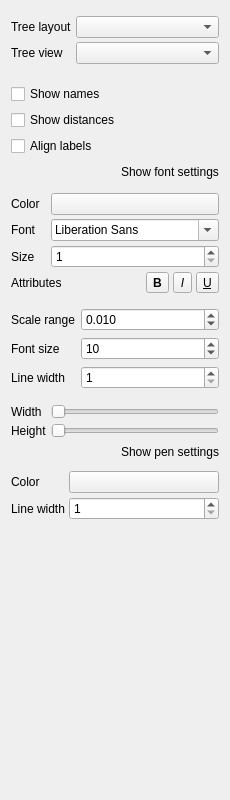
Before: the Qt Designer form src/corelibs/U2View/src/ov_msa/ui/TreeOptionsWidget.ui in violethaze74/ugene, drawn with Qt 5.
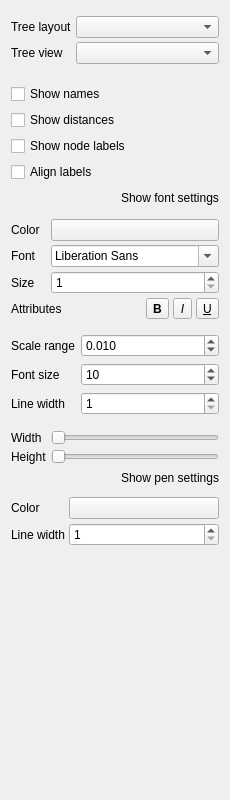
After: the same form once the commit is applied.

```diff
--- a/src/corelibs/U2View/src/ov_msa/ui/TreeOptionsWidget.ui
+++ b/src/corelibs/U2View/src/ov_msa/ui/TreeOptionsWidget.ui
@@ -121,6 +121,13 @@
           </property>
          </widget>
         </item>
+        <item>
+         <widget class="QCheckBox" name="showNodeLabelsCheck">
+          <property name="text">
+           <string>Show node labels</string>
+          </property>
+         </widget>
+        </item>
         <item>
          <widget class="QCheckBox" name="alignLabelsCheck">
           <property name="text">
```
